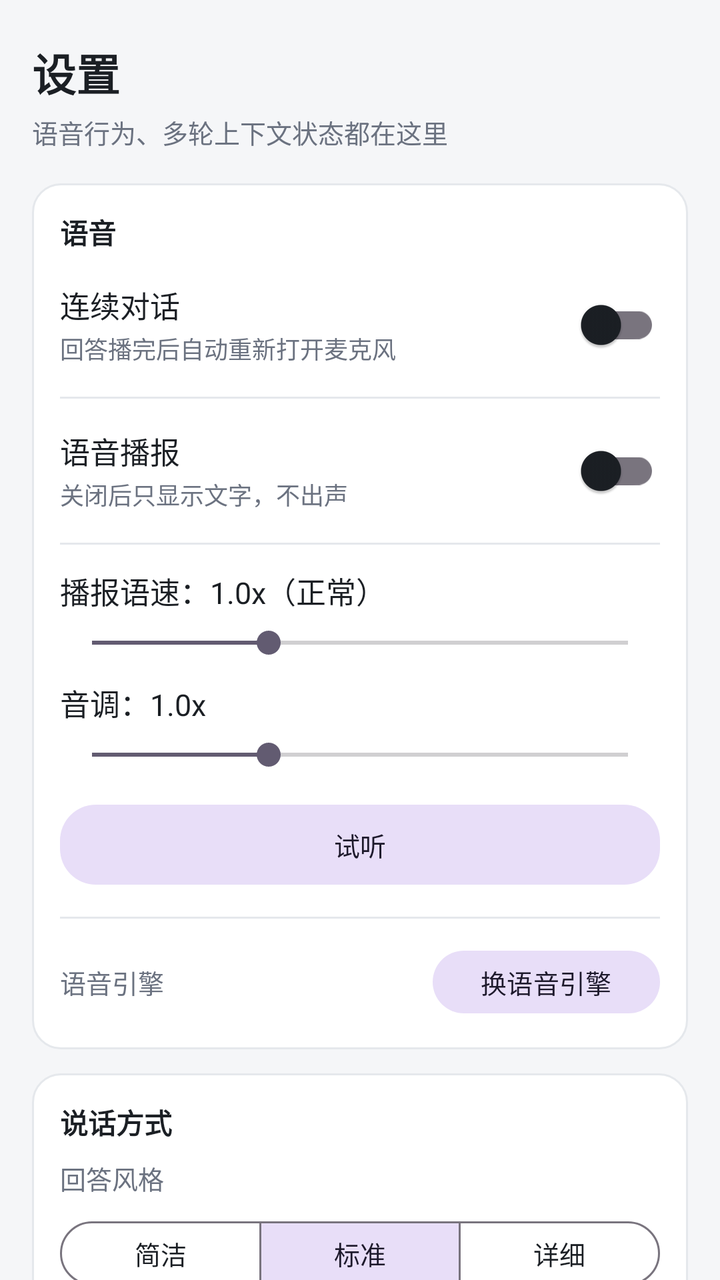
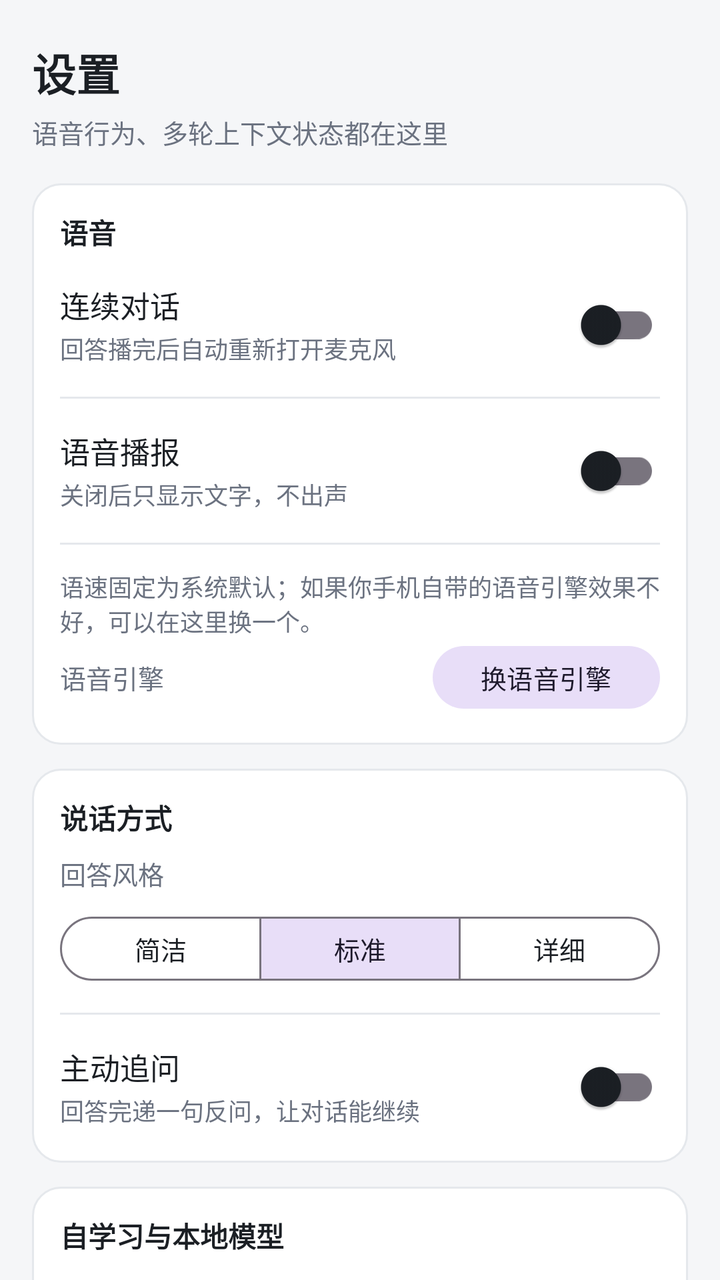

Compare the two renders of this Android layout. The source of the first and the diff that turns it into the second are given below.
<!-- AndroidManifest.xml: application theme Theme.VoiceAssistant -->
<!-- res/layout/fragment_settings.xml -->
<?xml version="1.0" encoding="utf-8"?>
<ScrollView xmlns:android="http://schemas.android.com/apk/res/android"
    xmlns:app="http://schemas.android.com/apk/res-auto"
    android:layout_width="match_parent"
    android:layout_height="match_parent"
    android:background="@color/bg_app"
    android:fillViewport="true"
    android:scrollbars="none">

    <LinearLayout
        android:layout_width="match_parent"
        android:layout_height="wrap_content"
        android:orientation="vertical"
        android:paddingStart="16dp"
        android:paddingTop="20dp"
        android:paddingEnd="16dp"
        android:paddingBottom="24dp">

        <TextView
            android:layout_width="wrap_content"
            android:layout_height="wrap_content"
            android:text="@string/settings_title"
            android:textColor="@color/text_primary"
            android:textSize="22sp"
            android:textStyle="bold" />

        <TextView
            android:layout_width="wrap_content"
            android:layout_height="wrap_content"
            android:layout_marginTop="4dp"
            android:text="@string/settings_subtitle"
            android:textColor="@color/text_secondary"
            android:textSize="13sp" />

        
        <LinearLayout
            android:layout_width="match_parent"
            android:layout_height="wrap_content"
            android:layout_marginTop="16dp"
            android:background="@drawable/bg_card"
            android:orientation="vertical"
            android:padding="14dp">

            <TextView
                android:layout_width="wrap_content"
                android:layout_height="wrap_content"
                android:text="@string/settings_group_voice"
                android:textColor="@color/text_primary"
                android:textSize="14sp"
                android:textStyle="bold" />

            <LinearLayout
                android:layout_width="match_parent"
                android:layout_height="wrap_content"
                android:layout_marginTop="12dp"
                android:gravity="center_vertical"
                android:orientation="horizontal">

                <LinearLayout
                    android:layout_width="0dp"
                    android:layout_height="wrap_content"
                    android:layout_weight="1"
                    android:orientation="vertical">

                    <TextView
                        android:layout_width="wrap_content"
                        android:layout_height="wrap_content"
                        android:text="@string/settings_continuous"
                        android:textColor="@color/text_primary"
                        android:textSize="15sp" />

                    <TextView
                        android:layout_width="wrap_content"
                        android:layout_height="wrap_content"
                        android:layout_marginTop="2dp"
                        android:text="@string/settings_continuous_desc"
                        android:textColor="@color/text_secondary"
                        android:textSize="12sp" />
                </LinearLayout>

                <com.google.android.material.switchmaterial.SwitchMaterial
                    android:id="@+id/switchContinuous"
                    android:layout_width="wrap_content"
                    android:layout_height="wrap_content" />
            </LinearLayout>

            <View
                android:layout_width="match_parent"
                android:layout_height="1dp"
                android:layout_marginTop="12dp"
                android:layout_marginBottom="12dp"
                android:background="@color/bubble_bot_stroke" />

            <LinearLayout
                android:layout_width="match_parent"
                android:layout_height="wrap_content"
                android:gravity="center_vertical"
                android:orientation="horizontal">

                <LinearLayout
                    android:layout_width="0dp"
                    android:layout_height="wrap_content"
                    android:layout_weight="1"
                    android:orientation="vertical">

                    <TextView
                        android:layout_width="wrap_content"
                        android:layout_height="wrap_content"
                        android:text="@string/settings_speak"
                        android:textColor="@color/text_primary"
                        android:textSize="15sp" />

                    <TextView
                        android:layout_width="wrap_content"
                        android:layout_height="wrap_content"
                        android:layout_marginTop="2dp"
                        android:text="@string/settings_speak_desc"
                        android:textColor="@color/text_secondary"
                        android:textSize="12sp" />
                </LinearLayout>

                <com.google.android.material.switchmaterial.SwitchMaterial
                    android:id="@+id/switchSpeak"
                    android:layout_width="wrap_content"
                    android:layout_height="wrap_content" />
            </LinearLayout>

            <View
                android:layout_width="match_parent"
                android:layout_height="1dp"
                android:layout_marginTop="12dp"
                android:layout_marginBottom="12dp"
                android:background="@color/bubble_bot_stroke" />

            <TextView
                android:id="@+id/tvRateValue"
                android:layout_width="wrap_content"
                android:layout_height="wrap_content"
                android:text="@string/settings_rate_default"
                android:textColor="@color/text_primary"
                android:textSize="15sp" />

            <SeekBar
                android:id="@+id/seekRate"
                android:layout_width="match_parent"
                android:layout_height="wrap_content"
                android:layout_marginTop="6dp"
                android:max="100"
                android:progress="33" />

            <TextView
                android:id="@+id/tvPitchValue"
                android:layout_width="wrap_content"
                android:layout_height="wrap_content"
                android:layout_marginTop="10dp"
                android:text="@string/settings_pitch_default"
                android:textColor="@color/text_primary"
                android:textSize="15sp" />

            <SeekBar
                android:id="@+id/seekPitch"
                android:layout_width="match_parent"
                android:layout_height="wrap_content"
                android:layout_marginTop="6dp"
                android:max="100"
                android:progress="33" />

            <com.google.android.material.button.MaterialButton
                android:id="@+id/btnPreview"
                style="@style/Widget.Material3.Button.TonalButton"
                android:layout_width="match_parent"
                android:layout_height="wrap_content"
                android:layout_marginTop="12dp"
                android:text="@string/settings_preview"
                android:textSize="13sp"
                app:cornerRadius="18dp" />

            <View
                android:layout_width="match_parent"
                android:layout_height="1dp"
                android:layout_marginTop="12dp"
                android:layout_marginBottom="12dp"
                android:background="@color/bubble_bot_stroke" />

            <LinearLayout
                android:layout_width="match_parent"
                android:layout_height="wrap_content"
                android:gravity="center_vertical"
                android:orientation="horizontal">

                <TextView
                    android:id="@+id/tvEngine"
                    android:layout_width="0dp"
                    android:layout_height="wrap_content"
                    android:layout_weight="1"
                    android:text="@string/settings_engine_label"
                    android:textColor="@color/text_secondary"
                    android:textSize="13sp" />

                <com.google.android.material.button.MaterialButton
                    android:id="@+id/btnEngine"
                    style="@style/Widget.Material3.Button.TonalButton"
                    android:layout_width="wrap_content"
                    android:layout_height="wrap_content"
                    android:minHeight="36dp"
                    android:text="@string/settings_engine_pick"
                    android:textSize="13sp"
                    app:cornerRadius="18dp" />
            </LinearLayout>
        </LinearLayout>

        
        <LinearLayout
            android:layout_width="match_parent"
            android:layout_height="wrap_content"
            android:layout_marginTop="12dp"
            android:background="@drawable/bg_card"
            android:orientation="vertical"
            android:padding="14dp">

            <TextView
                android:layout_width="wrap_content"
                android:layout_height="wrap_content"
                android:text="@string/settings_group_style"
                android:textColor="@color/text_primary"
                android:textSize="14sp"
                android:textStyle="bold" />

            <TextView
                android:layout_width="wrap_content"
                android:layout_height="wrap_content"
                android:layout_marginTop="8dp"
                android:text="@string/settings_style"
                android:textColor="@color/text_secondary"
                android:textSize="13sp" />

            <com.google.android.material.button.MaterialButtonToggleGroup
                android:id="@+id/toggleStyle"
                android:layout_width="match_parent"
                android:layout_height="wrap_content"
                android:layout_marginTop="8dp"
                app:checkedButton="@+id/btnStyleStandard"
                app:selectionRequired="true"
                app:singleSelection="true">

                <com.google.android.material.button.MaterialButton
                    android:id="@+id/btnStyleConcise"
                    style="@style/Widget.Material3.Button.OutlinedButton"
                    android:layout_width="0dp"
                    android:layout_height="wrap_content"
                    android:layout_weight="1"
                    android:minHeight="40dp"
                    android:text="@string/settings_style_concise"
                    android:textSize="13sp" />

                <com.google.android.material.button.MaterialButton
                    android:id="@+id/btnStyleStandard"
                    style="@style/Widget.Material3.Button.OutlinedButton"
                    android:layout_width="0dp"
                    android:layout_height="wrap_content"
                    android:layout_weight="1"
                    android:minHeight="40dp"
                    android:text="@string/settings_style_standard"
                    android:textSize="13sp" />

                <com.google.android.material.button.MaterialButton
                    android:id="@+id/btnStyleDetailed"
                    style="@style/Widget.Material3.Button.OutlinedButton"
                    android:layout_width="0dp"
                    android:layout_height="wrap_content"
                    android:layout_weight="1"
                    android:minHeight="40dp"
                    android:text="@string/settings_style_detailed"
                    android:textSize="13sp" />
            </com.google.android.material.button.MaterialButtonToggleGroup>

            <View
                android:layout_width="match_parent"
                android:layout_height="1dp"
                android:layout_marginTop="12dp"
                android:layout_marginBottom="12dp"
                android:background="@color/bubble_bot_stroke" />

            <LinearLayout
                android:layout_width="match_parent"
                android:layout_height="wrap_content"
                android:gravity="center_vertical"
                android:orientation="horizontal">

                <LinearLayout
                    android:layout_width="0dp"
                    android:layout_height="wrap_content"
                    android:layout_weight="1"
                    android:orientation="vertical">

                    <TextView
                        android:layout_width="wrap_content"
                        android:layout_height="wrap_content"
                        android:text="@string/settings_follow_up"
                        android:textColor="@color/text_primary"
                        android:textSize="15sp" />

                    <TextView
                        android:layout_width="wrap_content"
                        android:layout_height="wrap_content"
                        android:layout_marginTop="2dp"
                        android:text="@string/settings_follow_up_desc"
                        android:textColor="@color/text_secondary"
                        android:textSize="12sp" />
                </LinearLayout>

                <com.google.android.material.switchmaterial.SwitchMaterial
                    android:id="@+id/switchFollowUp"
                    android:layout_width="wrap_content"
                    android:layout_height="wrap_content" />
            </LinearLayout>
        </LinearLayout>

        
        <LinearLayout
            android:layout_width="match_parent"
            android:layout_height="wrap_content"
            android:layout_marginTop="12dp"
            android:background="@drawable/bg_card"
            android:orientation="vertical"
            android:padding="14dp">

            <TextView
                android:layout_width="wrap_content"
                android:layout_height="wrap_content"
                android:text="@string/settings_group_learn"
                android:textColor="@color/text_primary"
                android:textSize="14sp"
                android:textStyle="bold" />

            <LinearLayout
                android:layout_width="match_parent"
                android:layout_height="wrap_content"
                android:layout_marginTop="12dp"
                android:gravity="center_vertical"
                android:orientation="horizontal">

                <LinearLayout
                    android:layout_width="0dp"
                    android:layout_height="wrap_content"
                    android:layout_weight="1"
                    android:orientation="vertical">

                    <TextView
                        android:layout_width="wrap_content"
                        android:layout_height="wrap_content"
                        android:text="@string/settings_auto_learn"
                        android:textColor="@color/text_primary"
                        android:textSize="15sp" />

                    <TextView
                        android:layout_width="wrap_content"
                        android:layout_height="wrap_content"
                        android:layout_marginTop="2dp"
                        android:text="@string/settings_auto_learn_desc"
                        android:textColor="@color/text_secondary"
                        android:textSize="12sp" />
                </LinearLayout>

                <com.google.android.material.switchmaterial.SwitchMaterial
                    android:id="@+id/switchAutoLearn"
                    android:layout_width="wrap_content"
                    android:layout_height="wrap_content" />
            </LinearLayout>

            <TextView
                android:id="@+id/tvLearnStat"
                android:layout_width="match_parent"
                android:layout_height="wrap_content"
                android:layout_marginTop="10dp"
                android:textColor="@color/text_secondary"
                android:textSize="13sp" />

            <LinearLayout
                android:layout_width="match_parent"
                android:layout_height="wrap_content"
                android:layout_marginTop="8dp"
                android:gravity="center_vertical"
                android:orientation="horizontal">

                <TextView
                    android:id="@+id/tvPendingStat"
                    android:layout_width="0dp"
                    android:layout_height="wrap_content"
                    android:layout_weight="1"
                    android:textColor="@color/text_secondary"
                    android:textSize="13sp" />

                <com.google.android.material.button.MaterialButton
                    android:id="@+id/btnGoTeach"
                    style="@style/Widget.Material3.Button.TonalButton"
                    android:layout_width="wrap_content"
                    android:layout_height="wrap_content"
                    android:minHeight="36dp"
                    android:text="@string/settings_go_teach"
                    android:textSize="13sp"
                    app:cornerRadius="18dp" />
            </LinearLayout>

            <View
                android:layout_width="match_parent"
                android:layout_height="1dp"
                android:layout_marginTop="12dp"
                android:layout_marginBottom="12dp"
                android:background="@color/bubble_bot_stroke" />

            <LinearLayout
                android:layout_width="match_parent"
                android:layout_height="wrap_content"
                android:gravity="center_vertical"
                android:orientation="horizontal">

                <LinearLayout
                    android:layout_width="0dp"
                    android:layout_height="wrap_content"
                    android:layout_weight="1"
                    android:orientation="vertical">

                    <TextView
                        android:layout_width="wrap_content"
                        android:layout_height="wrap_content"
                        android:text="@string/settings_cloud"
                        android:textColor="@color/text_primary"
                        android:textSize="15sp" />

                    <TextView
                        android:layout_width="wrap_content"
                        android:layout_height="wrap_content"
                        android:layout_marginTop="2dp"
                        android:text="@string/settings_cloud_desc"
                        android:textColor="@color/text_secondary"
                        android:textSize="12sp" />
                </LinearLayout>

                <com.google.android.material.switchmaterial.SwitchMaterial
                    android:id="@+id/switchCloud"
                    android:layout_width="wrap_content"
                    android:layout_height="wrap_content" />
            </LinearLayout>

            <TextView
                android:id="@+id/tvCloudState"
                android:layout_width="match_parent"
                android:layout_height="wrap_content"
                android:layout_marginTop="10dp"
                android:textColor="@color/text_secondary"
                android:textSize="13sp" />

            <com.google.android.material.button.MaterialButton
                android:id="@+id/btnCloudConfig"
                style="@style/Widget.Material3.Button.TonalButton"
                android:layout_width="match_parent"
                android:layout_height="wrap_content"
                android:layout_marginTop="10dp"
                android:text="@string/settings_cloud_config"
                android:textSize="13sp"
                app:cornerRadius="18dp" />
        </LinearLayout>

        
        <LinearLayout
            android:layout_width="match_parent"
            android:layout_height="wrap_content"
            android:layout_marginTop="12dp"
            android:background="@drawable/bg_card"
            android:orientation="vertical"
            android:padding="14dp">

            <TextView
                android:layout_width="wrap_content"
                android:layout_height="wrap_content"
                android:text="@string/settings_group_context"
                android:textColor="@color/text_primary"
                android:textSize="14sp"
                android:textStyle="bold" />

            <TextView
                android:id="@+id/tvLastIntent"
                android:layout_width="match_parent"
                android:layout_height="wrap_content"
                android:layout_marginTop="10dp"
                android:textColor="@color/text_secondary"
                android:textSize="13sp" />

            <TextView
                android:id="@+id/tvContext"
                android:layout_width="match_parent"
                android:layout_height="wrap_content"
                android:layout_marginTop="6dp"
                android:textColor="@color/text_secondary"
                android:textSize="13sp" />

            <TextView
                android:id="@+id/tvMessageCount"
                android:layout_width="match_parent"
                android:layout_height="wrap_content"
                android:layout_marginTop="6dp"
                android:textColor="@color/text_secondary"
                android:textSize="13sp" />

            <com.google.android.material.button.MaterialButton
                android:id="@+id/btnClearChat"
                style="@style/Widget.Material3.Button.TonalButton"
                android:layout_width="match_parent"
                android:layout_height="wrap_content"
                android:layout_marginTop="12dp"
                android:text="@string/desc_clear"
                android:textSize="13sp"
                app:cornerRadius="18dp" />
        </LinearLayout>

        
        <LinearLayout
            android:layout_width="match_parent"
            android:layout_height="wrap_content"
            android:layout_marginTop="12dp"
            android:background="@drawable/bg_card"
            android:orientation="vertical"
            android:padding="14dp">

            <TextView
                android:layout_width="wrap_content"
                android:layout_height="wrap_content"
                android:text="@string/settings_group_device"
                android:textColor="@color/text_primary"
                android:textSize="14sp"
                android:textStyle="bold" />

            <TextView
                android:id="@+id/tvRecognizerStatus"
                android:layout_width="match_parent"
                android:layout_height="wrap_content"
                android:layout_marginTop="10dp"
                android:textColor="@color/text_secondary"
                android:textSize="13sp" />

            <TextView
                android:id="@+id/tvVersion"
                android:layout_width="match_parent"
                android:layout_height="wrap_content"
                android:layout_marginTop="6dp"
                android:textColor="@color/text_secondary"
                android:textSize="13sp" />

            <com.google.android.material.button.MaterialButton
                android:id="@+id/btnResetSettings"
                style="@style/Widget.Material3.Button.OutlinedButton"
                android:layout_width="match_parent"
                android:layout_height="wrap_content"
                android:layout_marginTop="12dp"
                android:text="@string/settings_reset"
                android:textSize="13sp"
                app:cornerRadius="18dp" />
        </LinearLayout>

    </LinearLayout>
</ScrollView>
<!-- resources referenced by this layout -->
<resources>
  <color name="bg_app">#F5F6F8</color>
  <color name="bubble_bot_stroke">#E5E8EC</color>
  <color name="text_primary">#1B1F24</color>
  <color name="text_secondary">#6B7280</color>
  <!-- drawable bg_card (drawable) -->
  <?xml version="1.0" encoding="utf-8"?>
  <shape xmlns:android="http://schemas.android.com/apk/res/android"
      android:shape="rectangle">
      <solid android:color="@color/surface" />
      <corners android:radius="14dp" />
      <stroke
          android:width="1dp"
          android:color="@color/bubble_bot_stroke" />
  </shape>
  <string name="desc_clear">清空对话</string>
  <string name="settings_auto_learn">自学习</string>
  <string name="settings_auto_learn_desc">相似说法自动学会，不用一句句教</string>
  <string name="settings_cloud">云端增强（可选）</string>
  <string name="settings_cloud_config">配置接口</string>
  <string name="settings_cloud_desc">本地答不上来时才联网问一次大模型，不填也能正常用</string>
  <string name="settings_continuous">连续对话</string>
  <string name="settings_continuous_desc">回答播完后自动重新打开麦克风</string>
  <string name="settings_engine_label">语音引擎</string>
  <string name="settings_engine_pick">换语音引擎</string>
  <string name="settings_follow_up">主动追问</string>
  <string name="settings_follow_up_desc">回答完递一句反问，让对话能继续</string>
  <string name="settings_go_teach">去教它</string>
  <string name="settings_group_context">对话状态</string>
  <string name="settings_group_device">设备与版本</string>
  <string name="settings_group_learn">自学习与智能</string>
  <string name="settings_group_style">说话方式</string>
  <string name="settings_group_voice">语音</string>
  <string name="settings_pitch_default">音调：1.0x</string>
  <string name="settings_preview">试听</string>
  <string name="settings_rate_default">播报语速：1.0x（正常）</string>
  <string name="settings_reset">恢复默认设置</string>
  <string name="settings_speak">语音播报</string>
  <string name="settings_speak_desc">关闭后只显示文字，不出声</string>
  <string name="settings_style">回答风格</string>
  <string name="settings_style_concise">简洁</string>
  <string name="settings_style_detailed">详细</string>
  <string name="settings_style_standard">标准</string>
  <string name="settings_subtitle">语音行为、多轮上下文状态都在这里</string>
  <string name="settings_title">设置</string>
  <style name="Theme.VoiceAssistant" parent="Base.Theme.VoiceAssistant" />
  <color name="surface">#FFFFFFFF</color>
  <style name="Base.Theme.VoiceAssistant" parent="Theme.Material3.Light.NoActionBar">
          
          <item name="colorPrimary">@color/brand_primary</item>
          <item name="colorOnPrimary">@color/white</item>
          <item name="colorPrimaryContainer">@color/chip_bg</item>
          <item name="colorOnPrimaryContainer">@color/brand_primary_dark</item>
          <item name="colorSurface">@color/surface</item>
          <item name="colorOnSurface">@color/text_primary</item>
          <item name="colorSurfaceVariant">@color/input_bg</item>
          <item name="colorOnSurfaceVariant">@color/text_secondary</item>
          <item name="android:colorBackground">@color/bg_app</item>
  
          
          <item name="android:windowBackground">@color/bg_app</item>
  
          
          <item name="android:statusBarColor">@android:color/transparent</item>
          <item name="android:navigationBarColor">@android:color/transparent</item>
          <item name="android:windowLightStatusBar">true</item>
          <item name="android:windowLightNavigationBar">true</item>
          <item name="android:windowDrawsSystemBarBackgrounds">true</item>
  
          
          <item name="android:forceDarkAllowed" tools:targetApi="q">false</item>
      </style>
  <color name="brand_primary">#2F6FED</color>
  <color name="white">#FFFFFFFF</color>
  <color name="chip_bg">#EAF1FE</color>
  <color name="brand_primary_dark">#1E4FBF</color>
  <color name="input_bg">#F1F3F5</color>
</resources>

<!-- the commit's change to res/layout/fragment_settings.xml (unified diff, before → after) -->
@@ -133,54 +133,12 @@
                 android:background="@color/bubble_bot_stroke" />
 
             <TextView
-                android:id="@+id/tvRateValue"
-                android:layout_width="wrap_content"
-                android:layout_height="wrap_content"
-                android:text="@string/settings_rate_default"
-                android:textColor="@color/text_primary"
-                android:textSize="15sp" />
-
-            <SeekBar
-                android:id="@+id/seekRate"
-                android:layout_width="match_parent"
-                android:layout_height="wrap_content"
-                android:layout_marginTop="6dp"
-                android:max="100"
-                android:progress="33" />
-
-            <TextView
-                android:id="@+id/tvPitchValue"
-                android:layout_width="wrap_content"
-                android:layout_height="wrap_content"
-                android:layout_marginTop="10dp"
-                android:text="@string/settings_pitch_default"
-                android:textColor="@color/text_primary"
-                android:textSize="15sp" />
-
-            <SeekBar
-                android:id="@+id/seekPitch"
-                android:layout_width="match_parent"
-                android:layout_height="wrap_content"
-                android:layout_marginTop="6dp"
-                android:max="100"
-                android:progress="33" />
-
-            <com.google.android.material.button.MaterialButton
-                android:id="@+id/btnPreview"
-                style="@style/Widget.Material3.Button.TonalButton"
-                android:layout_width="match_parent"
-                android:layout_height="wrap_content"
-                android:layout_marginTop="12dp"
-                android:text="@string/settings_preview"
-                android:textSize="13sp"
-                app:cornerRadius="18dp" />
-
-            <View
-                android:layout_width="match_parent"
-                android:layout_height="1dp"
-                android:layout_marginTop="12dp"
-                android:layout_marginBottom="12dp"
-                android:background="@color/bubble_bot_stroke" />
+                android:id="@+id/tvEngineNote"
+                android:layout_width="match_parent"
+                android:layout_height="wrap_content"
+                android:text="@string/settings_engine_note"
+                android:textColor="@color/text_secondary"
+                android:textSize="12sp" />
 
             <LinearLayout
                 android:layout_width="match_parent"
@@ -424,7 +382,7 @@
                     <TextView
                         android:layout_width="wrap_content"
                         android:layout_height="wrap_content"
-                        android:text="@string/settings_cloud"
+                        android:text="@string/settings_local_model"
                         android:textColor="@color/text_primary"
                         android:textSize="15sp" />
 
@@ -432,34 +390,24 @@
                         android:layout_width="wrap_content"
                         android:layout_height="wrap_content"
                         android:layout_marginTop="2dp"
-                        android:text="@string/settings_cloud_desc"
+                        android:text="@string/settings_local_model_desc"
                         android:textColor="@color/text_secondary"
                         android:textSize="12sp" />
                 </LinearLayout>
 
                 <com.google.android.material.switchmaterial.SwitchMaterial
-                    android:id="@+id/switchCloud"
+                    android:id="@+id/switchLocalModel"
                     android:layout_width="wrap_content"
                     android:layout_height="wrap_content" />
             </LinearLayout>
 
             <TextView
-                android:id="@+id/tvCloudState"
+                android:id="@+id/tvModelState"
                 android:layout_width="match_parent"
                 android:layout_height="wrap_content"
                 android:layout_marginTop="10dp"
                 android:textColor="@color/text_secondary"
                 android:textSize="13sp" />
-
-            <com.google.android.material.button.MaterialButton
-                android:id="@+id/btnCloudConfig"
-                style="@style/Widget.Material3.Button.TonalButton"
-                android:layout_width="match_parent"
-                android:layout_height="wrap_content"
-                android:layout_marginTop="10dp"
-                android:text="@string/settings_cloud_config"
-                android:textSize="13sp"
-                app:cornerRadius="18dp" />
         </LinearLayout>
 
         
<!-- resource entries referenced after the edit -->
@@ -17,24 +17,21 @@
   <string name="desc_clear">清空对话</string>
   <string name="settings_auto_learn">自学习</string>
   <string name="settings_auto_learn_desc">相似说法自动学会，不用一句句教</string>
-  <string name="settings_cloud">云端增强（可选）</string>
-  <string name="settings_cloud_config">配置接口</string>
-  <string name="settings_cloud_desc">本地答不上来时才联网问一次大模型，不填也能正常用</string>
   <string name="settings_continuous">连续对话</string>
   <string name="settings_continuous_desc">回答播完后自动重新打开麦克风</string>
   <string name="settings_engine_label">语音引擎</string>
+  <string name="settings_engine_note">语速固定为系统默认；如果你手机自带的语音引擎效果不好，可以在这里换一个。</string>
   <string name="settings_engine_pick">换语音引擎</string>
   <string name="settings_follow_up">主动追问</string>
   <string name="settings_follow_up_desc">回答完递一句反问，让对话能继续</string>
   <string name="settings_go_teach">去教它</string>
   <string name="settings_group_context">对话状态</string>
   <string name="settings_group_device">设备与版本</string>
-  <string name="settings_group_learn">自学习与智能</string>
+  <string name="settings_group_learn">自学习与本地模型</string>
   <string name="settings_group_style">说话方式</string>
   <string name="settings_group_voice">语音</string>
-  <string name="settings_pitch_default">音调：1.0x</string>
-  <string name="settings_preview">试听</string>
-  <string name="settings_rate_default">播报语速：1.0x（正常）</string>
+  <string name="settings_local_model">本地小模型</string>
+  <string name="settings_local_model_desc">内置的离线语言模型：答不上来时自动生成回复，聊得越多学得越多，全程不联网</string>
   <string name="settings_reset">恢复默认设置</string>
   <string name="settings_speak">语音播报</string>
   <string name="settings_speak_desc">关闭后只显示文字，不出声</string>
